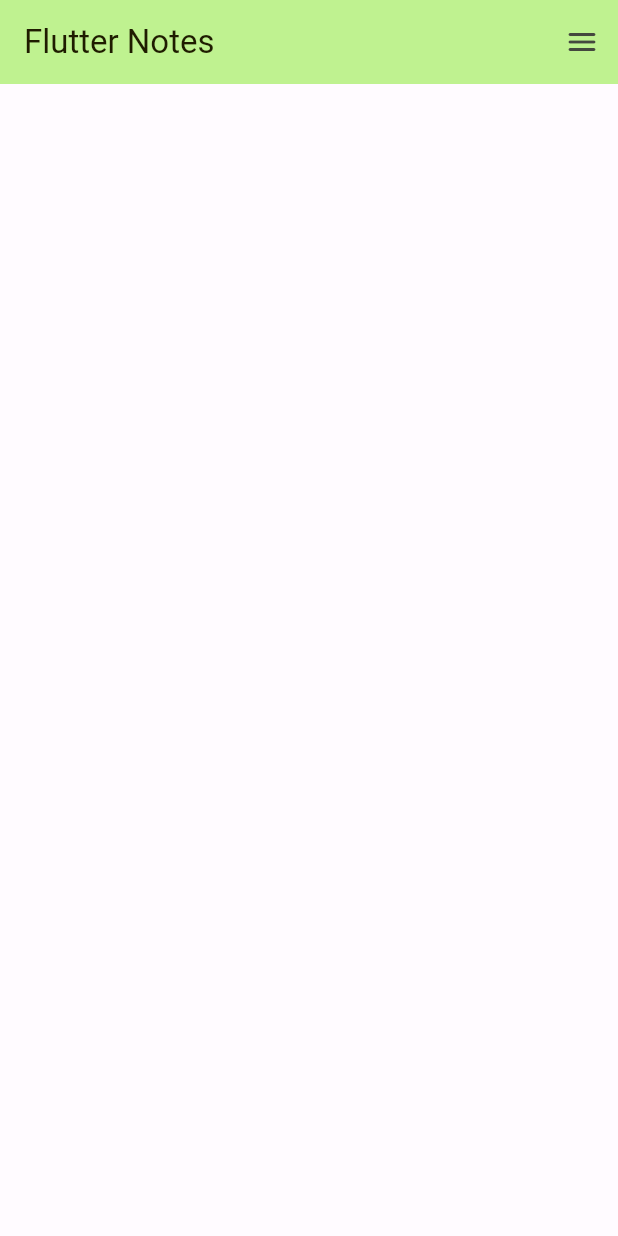
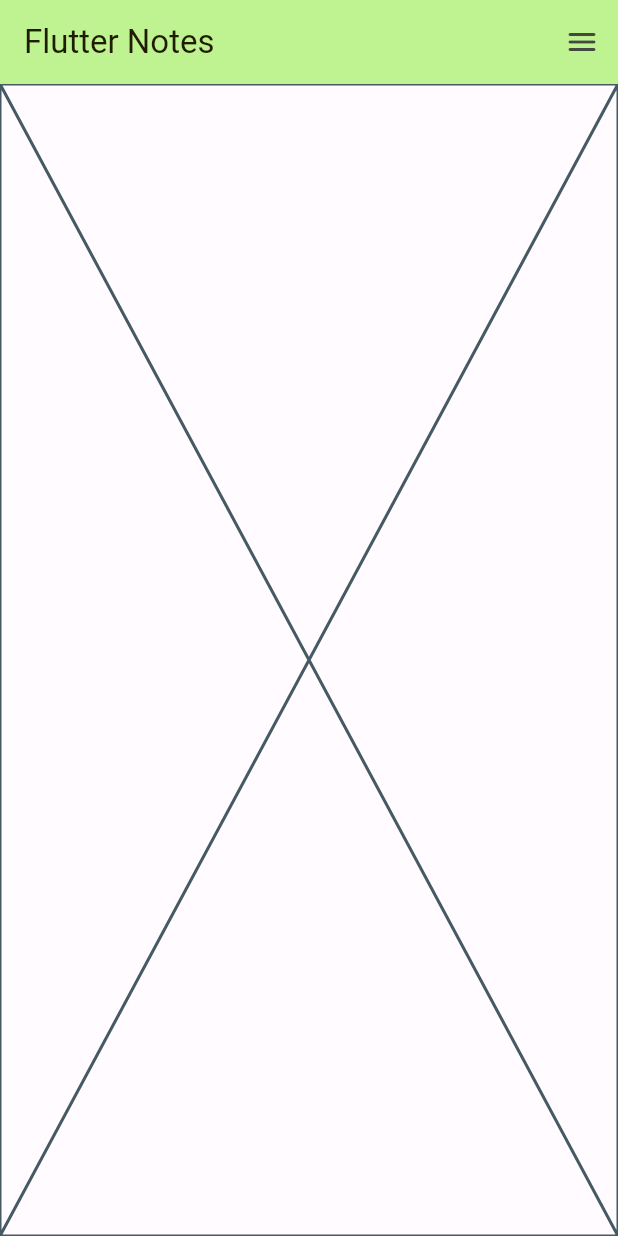
Before and after one commit to laninim/flutternotes, a Flutter app: the screen it shows after launch, on a phone screen of 412 x 824 dp. Run offline on Flutter 3.47's test engine with Material 2 defaults, Android fonts, the phone set to English and light mode, and no system bars; our stand-ins replace bloc, equatable, flutter_bloc.

```diff
--- /dev/null
+++ b/lib/application/screen/homescreen/bloc/bloc/home_bloc.dart
@@ -0,0 +1,23 @@
+import 'dart:async';
+
+import 'package:bloc/bloc.dart';
+import 'package:equatable/equatable.dart';
+
+part 'home_event.dart';
+part 'home_state.dart';
+
+class HomeBloc extends Bloc<HomeEvent, HomeState> {
+  HomeBloc() : super(HomeState.initial()) {
+    on<FetchNoteEvent>(fetchNotesFromDatabase);
+  }
+
+  FutureOr<void> fetchNotesFromDatabase(FetchNoteEvent event, Emitter<HomeState> emit) async {
+      emit(state.copyWith(loading: true));
+      await Future.delayed(const Duration(seconds: 3));
+
+      //emit state with notelist
+      emit(state.copyWith(noteList: [...state.noteList], loading: false));
+
+
+  }
+}
--- /dev/null
+++ b/lib/application/screen/homescreen/bloc/bloc/home_event.dart
@@ -0,0 +1,13 @@
+part of 'home_bloc.dart';
+
+sealed  class HomeEvent extends Equatable {
+  const HomeEvent();
+
+  @override
+  List<Object> get props => [];
+}
+
+
+class FetchNoteEvent extends HomeEvent {
+
+}
--- /dev/null
+++ b/lib/application/screen/homescreen/bloc/bloc/home_state.dart
@@ -0,0 +1,36 @@
+part of 'home_bloc.dart';
+
+class HomeState extends Equatable {
+
+  final bool loading;
+  final String errorMessage;
+  final List<String> noteList;
+
+   const HomeState({required this.loading, required this.errorMessage, required this.noteList});
+
+   factory HomeState.initial(){
+    return const HomeState(
+      loading: true,
+      errorMessage: "",
+      noteList: []
+    );
+   }
+
+  @override
+  List<Object> get props => [loading, errorMessage, noteList];
+
+  HomeState copyWith({
+    bool? loading,
+    String? errorMessage,
+    List<String>? noteList,
+  }) {
+    return HomeState(
+      loading: loading ?? this.loading,
+      errorMessage: errorMessage ?? this.errorMessage,
+      noteList: noteList ?? this.noteList,
+    );
+  }
+
+  @override
+  String toString() => 'HomeState(loading: $loading, errorMessage: $errorMessage, noteList: $noteList)';
+}
--- a/lib/application/screen/homescreen/home_screen.dart
+++ b/lib/application/screen/homescreen/home_screen.dart
@@ -1,6 +1,11 @@
 import 'dart:io';
 
 import 'package:flutter/material.dart';
+import 'package:flutter_bloc/flutter_bloc.dart';
+import 'package:note_application/application/core/widgets/errors_widget.dart';
+import 'package:note_application/application/screen/homescreen/bloc/bloc/home_bloc.dart';
+import 'package:note_application/application/screen/homescreen/widget/loadingpage.dart';
+import 'package:note_application/application/screen/homescreen/widget/notelistwidget.dart';
 
 class HomeScreen extends StatefulWidget {
   const HomeScreen({super.key});
@@ -10,6 +15,13 @@ class HomeScreen extends StatefulWidget {
 }
 
 class _HomeScreenState extends State<HomeScreen> {
+
+  @override
+  void initState() {
+    BlocProvider.of<HomeBloc>(context).add(FetchNoteEvent());
+    super.initState();
+  }
+
   @override
   Widget build(BuildContext context) {
 
@@ -24,6 +36,19 @@ class _HomeScreenState extends State<HomeScreen> {
           IconButton(onPressed: () {}, icon: const Icon(Icons.menu_rounded))
         ],
       ),
+      body: BlocBuilder(
+        bloc: BlocProvider.of<HomeBloc>(context),
+        builder: (context, state){
+        final homePageState = state as HomeState;
+        if(homePageState.loading){
+          return const LoadingContentWidget();
+        }
+        else if(homePageState.errorMessage != ''){
+          return  ShowErrorAppWidget(errorMessage: homePageState.errorMessage);
+        }else{
+          return NoteListWidget(noteList: []);
+        }
+      })
     );
   }
 }
--- /dev/null
+++ b/lib/application/screen/homescreen/widget/notelistwidget.dart
@@ -0,0 +1,16 @@
+import 'package:flutter/material.dart';
+
+class NoteListWidget extends StatelessWidget {
+
+  final List<String> noteList;
+
+  const NoteListWidget({
+    Key? key,
+    required this.noteList,
+  }) : super(key: key);
+
+  @override
+  Widget build(BuildContext context) {
+    return const Placeholder();
+  }
+}
--- a/lib/main.dart
+++ b/lib/main.dart
@@ -1,5 +1,7 @@
 import 'package:flutter/material.dart';
+import 'package:flutter_bloc/flutter_bloc.dart';
 import 'package:note_application/application/core/themedata.dart';
+import 'package:note_application/application/screen/homescreen/bloc/bloc/home_bloc.dart';
 import 'package:note_application/application/screen/homescreen/home_screen.dart';
 
 void main() {
@@ -13,11 +15,13 @@ class MyApp extends StatelessWidget {
   @override
   Widget build(BuildContext context) {
     return MaterialApp(
-      theme: ThemeData(useMaterial3: true, colorScheme: lightColorScheme),
-      darkTheme: ThemeData(useMaterial3: true, colorScheme: darkColorScheme),
-      title: 'Flutter AppNote',
-      debugShowCheckedModeBanner: false,
-      home: HomeScreen()
-    );
+        theme: ThemeData(useMaterial3: true, colorScheme: lightColorScheme),
+        darkTheme: ThemeData(useMaterial3: true, colorScheme: darkColorScheme),
+        title: 'Flutter AppNote',
+        debugShowCheckedModeBanner: false,
+        home: BlocProvider(
+          create: (context) => HomeBloc(),
+          child: HomeScreen(),
+        ));
   }
 }
```
Also changed, not shown: lib/application/core/widgets/errors_widget.dart (added, +35 -0 lines), lib/application/screen/homescreen/widget/loadingpage.dart (added, +18 -0 lines).
